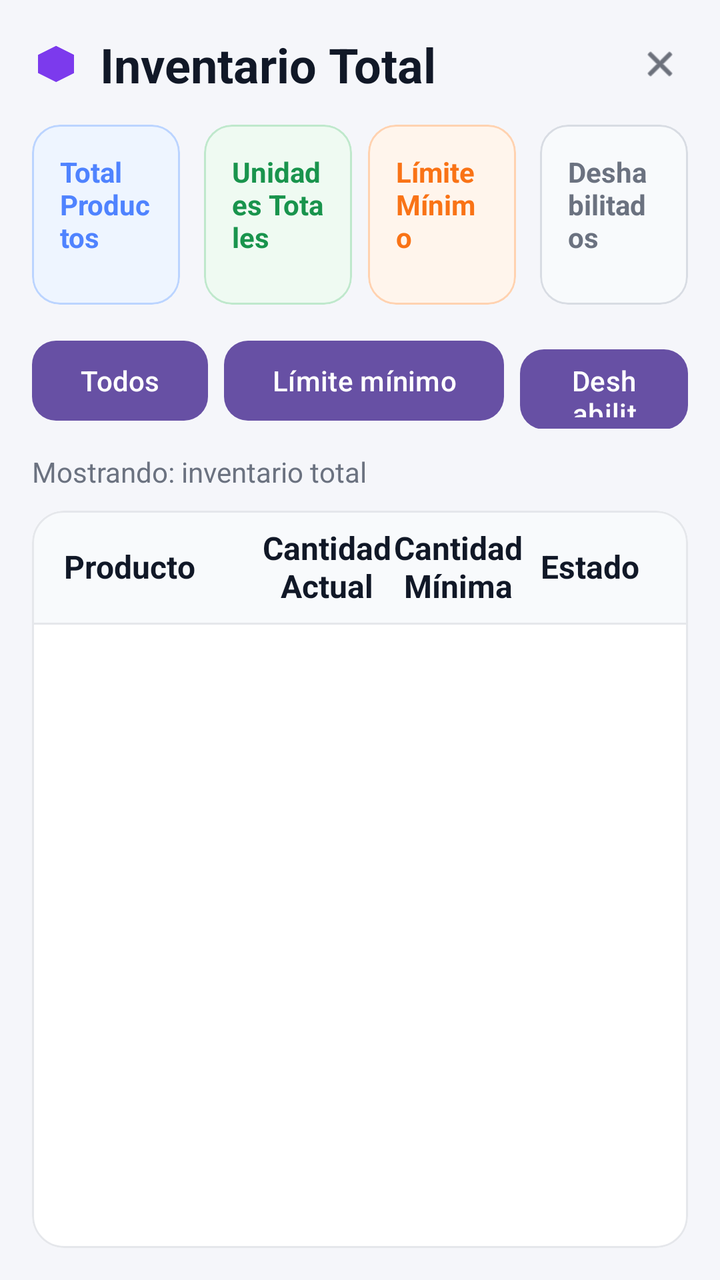
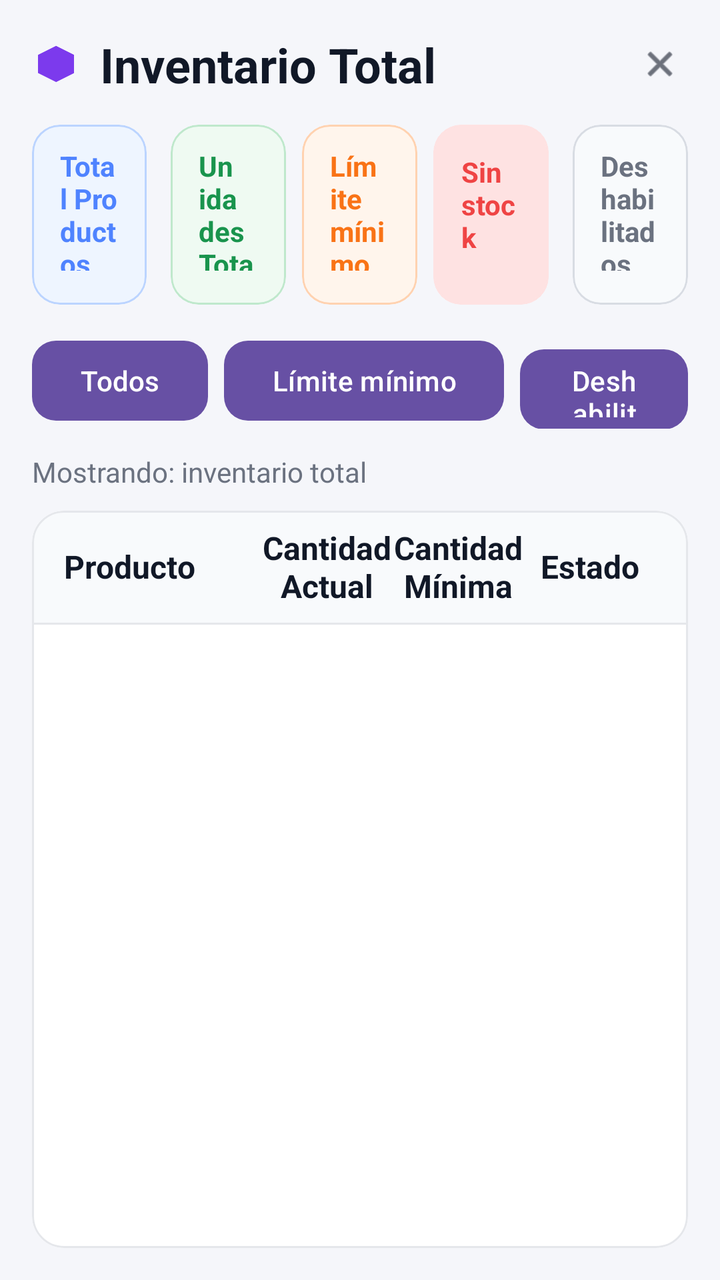

Before-and-after screenshots of an Android layout around one commit, followed by the original layout XML and the change that was made.
<!-- AndroidManifest.xml: application theme Theme.ControlAlmacen -->
<!-- res/layout/activity_inventario.xml -->
<?xml version="1.0" encoding="utf-8"?>
<LinearLayout xmlns:android="http://schemas.android.com/apk/res/android"
    xmlns:app="http://schemas.android.com/apk/res-auto"
    android:layout_width="match_parent"
    android:layout_height="match_parent"
    android:orientation="vertical"
    android:background="#F5F6FA"
    android:padding="16dp">

    
    <LinearLayout
        android:layout_width="match_parent"
        android:layout_height="wrap_content"
        android:orientation="horizontal"
        android:gravity="center_vertical"
        android:paddingBottom="14dp">

        <ImageView
            android:layout_width="24dp"
            android:layout_height="24dp"
            android:src="@drawable/ic_box"
            android:contentDescription="Inventario"
            app:tint="#7C3AED" />

        <TextView
            android:layout_width="0dp"
            android:layout_height="wrap_content"
            android:layout_weight="1"
            android:layout_marginStart="10dp"
            android:text="Inventario Total"
            android:textSize="24sp"
            android:textStyle="bold"
            android:textColor="#111827" />

        <ImageView
            android:id="@+id/btnCerrarInventario"
            android:layout_width="28dp"
            android:layout_height="28dp"
            android:src="@android:drawable/ic_menu_close_clear_cancel"
            android:padding="4dp"
            android:contentDescription="Cerrar"
            app:tint="#111827" />
    </LinearLayout>

    
    <LinearLayout
        android:layout_width="match_parent"
        android:layout_height="wrap_content"
        android:orientation="horizontal"
        android:weightSum="4"
        android:layout_marginBottom="14dp">

        <com.google.android.material.card.MaterialCardView
            android:layout_width="0dp"
            android:layout_height="90dp"
            android:layout_weight="1"
            android:layout_marginEnd="8dp"
            app:cardCornerRadius="14dp"
            app:cardElevation="0dp"
            app:strokeWidth="1dp"
            app:strokeColor="#BBD4FF"
            app:cardBackgroundColor="#EEF5FF">

            <LinearLayout
                android:layout_width="match_parent"
                android:layout_height="match_parent"
                android:orientation="vertical"
                android:gravity="center_vertical"
                android:padding="14dp">

                <TextView
                    android:layout_width="wrap_content"
                    android:layout_height="wrap_content"
                    android:text="Total Productos"
                    android:textStyle="bold"
                    android:textColor="#4F83FF"
                    android:textSize="14sp" />

                <TextView
                    android:id="@+id/tvTotalProductosValor"
                    android:layout_width="wrap_content"
                    android:layout_height="wrap_content"
                    android:layout_marginTop="6dp"
                    android:text="0"
                    android:textStyle="bold"
                    android:textSize="34sp"
                    android:textColor="#2563EB" />
            </LinearLayout>
        </com.google.android.material.card.MaterialCardView>

        <com.google.android.material.card.MaterialCardView
            android:layout_width="0dp"
            android:layout_height="90dp"
            android:layout_weight="1"
            android:layout_marginStart="4dp"
            android:layout_marginEnd="4dp"
            app:cardCornerRadius="14dp"
            app:cardElevation="0dp"
            app:strokeWidth="1dp"
            app:strokeColor="#BFE8CC"
            app:cardBackgroundColor="#EFFAF2">

            <LinearLayout
                android:layout_width="match_parent"
                android:layout_height="match_parent"
                android:orientation="vertical"
                android:gravity="center_vertical"
                android:padding="14dp">

                <TextView
                    android:layout_width="wrap_content"
                    android:layout_height="wrap_content"
                    android:text="Unidades Totales"
                    android:textStyle="bold"
                    android:textColor="#19944D"
                    android:textSize="14sp" />

                <TextView
                    android:id="@+id/tvUnidadesTotalesValor"
                    android:layout_width="wrap_content"
                    android:layout_height="wrap_content"
                    android:layout_marginTop="6dp"
                    android:text="0"
                    android:textStyle="bold"
                    android:textSize="34sp"
                    android:textColor="#16A34A" />
            </LinearLayout>
        </com.google.android.material.card.MaterialCardView>

        <com.google.android.material.card.MaterialCardView
            android:layout_width="0dp"
            android:layout_height="90dp"
            android:layout_weight="1"
            android:layout_marginStart="4dp"
            android:layout_marginEnd="4dp"
            app:cardCornerRadius="14dp"
            app:cardElevation="0dp"
            app:strokeWidth="1dp"
            app:strokeColor="#FFD2B0"
            app:cardBackgroundColor="#FFF5EC">

            <LinearLayout
                android:layout_width="match_parent"
                android:layout_height="match_parent"
                android:orientation="vertical"
                android:gravity="center_vertical"
                android:padding="14dp">

                <TextView
                    android:layout_width="wrap_content"
                    android:layout_height="wrap_content"
                    android:text="Límite Mínimo"
                    android:textStyle="bold"
                    android:textColor="#F97316"
                    android:textSize="14sp" />

                <TextView
                    android:id="@+id/tvLimiteMinimoValor"
                    android:layout_width="wrap_content"
                    android:layout_height="wrap_content"
                    android:layout_marginTop="6dp"
                    android:text="0"
                    android:textStyle="bold"
                    android:textSize="34sp"
                    android:textColor="#EA580C" />
            </LinearLayout>
        </com.google.android.material.card.MaterialCardView>

        <com.google.android.material.card.MaterialCardView
            android:layout_width="0dp"
            android:layout_height="90dp"
            android:layout_weight="1"
            android:layout_marginStart="8dp"
            app:cardCornerRadius="14dp"
            app:cardElevation="0dp"
            app:strokeWidth="1dp"
            app:strokeColor="#D8DCE3"
            app:cardBackgroundColor="#F8FAFC">

            <LinearLayout
                android:layout_width="match_parent"
                android:layout_height="match_parent"
                android:orientation="vertical"
                android:gravity="center_vertical"
                android:padding="14dp">

                <TextView
                    android:layout_width="wrap_content"
                    android:layout_height="wrap_content"
                    android:text="Deshabilitados"
                    android:textStyle="bold"
                    android:textColor="#6B7280"
                    android:textSize="14sp" />

                <TextView
                    android:id="@+id/tvDeshabilitadosValor"
                    android:layout_width="wrap_content"
                    android:layout_height="wrap_content"
                    android:layout_marginTop="6dp"
                    android:text="0"
                    android:textStyle="bold"
                    android:textSize="34sp"
                    android:textColor="#4B5563" />
            </LinearLayout>
        </com.google.android.material.card.MaterialCardView>
    </LinearLayout>

    
    <LinearLayout
        android:layout_width="match_parent"
        android:layout_height="wrap_content"
        android:orientation="horizontal"
        android:layout_marginBottom="12dp">

        <com.google.android.material.button.MaterialButton
            android:id="@+id/btnFiltroTodosInventario"
            android:layout_width="wrap_content"
            android:layout_height="48dp"
            android:text="Todos"
            android:textAllCaps="false"
            android:layout_marginEnd="8dp"
            app:cornerRadius="12dp" />

        <com.google.android.material.button.MaterialButton
            android:id="@+id/btnFiltroMinimoInventario"
            android:layout_width="wrap_content"
            android:layout_height="48dp"
            android:text="Límite mínimo"
            android:textAllCaps="false"
            android:layout_marginEnd="8dp"
            app:cornerRadius="12dp" />

        <com.google.android.material.button.MaterialButton
            android:id="@+id/btnFiltroDeshabilitadosInventario"
            android:layout_width="wrap_content"
            android:layout_height="48dp"
            android:text="Deshabilitados"
            android:textAllCaps="false"
            app:cornerRadius="12dp" />
    </LinearLayout>

    <TextView
        android:id="@+id/tvFiltroActualInventario"
        android:layout_width="match_parent"
        android:layout_height="wrap_content"
        android:text="Mostrando: inventario total"
        android:textSize="14sp"
        android:textColor="#6B7280"
        android:layout_marginBottom="10dp" />

    
    <com.google.android.material.card.MaterialCardView
        android:layout_width="match_parent"
        android:layout_height="0dp"
        android:layout_weight="1"
        app:cardCornerRadius="16dp"
        app:cardElevation="0dp"
        app:strokeWidth="1dp"
        app:strokeColor="#E5E7EB"
        app:cardBackgroundColor="#FFFFFF">

        <LinearLayout
            android:layout_width="match_parent"
            android:layout_height="match_parent"
            android:orientation="vertical">

            
            <LinearLayout
                android:layout_width="match_parent"
                android:layout_height="56dp"
                android:orientation="horizontal"
                android:gravity="center_vertical"
                android:paddingStart="16dp"
                android:paddingEnd="16dp"
                android:background="#F8FAFC">

                <TextView
                    android:layout_width="0dp"
                    android:layout_height="wrap_content"
                    android:layout_weight="3"
                    android:text="Producto"
                    android:textStyle="bold"
                    android:textSize="16sp"
                    android:textColor="#111827" />

                <TextView
                    android:layout_width="0dp"
                    android:layout_height="wrap_content"
                    android:layout_weight="2"
                    android:gravity="center"
                    android:text="Cantidad Actual"
                    android:textStyle="bold"
                    android:textSize="16sp"
                    android:textColor="#111827" />

                <TextView
                    android:layout_width="0dp"
                    android:layout_height="wrap_content"
                    android:layout_weight="2"
                    android:gravity="center"
                    android:text="Cantidad Mínima"
                    android:textStyle="bold"
                    android:textSize="16sp"
                    android:textColor="#111827" />

                <TextView
                    android:layout_width="0dp"
                    android:layout_height="wrap_content"
                    android:layout_weight="2"
                    android:gravity="center"
                    android:text="Estado"
                    android:textStyle="bold"
                    android:textSize="16sp"
                    android:textColor="#111827" />
            </LinearLayout>

            <View
                android:layout_width="match_parent"
                android:layout_height="1dp"
                android:background="#E5E7EB" />

            <androidx.recyclerview.widget.RecyclerView
                android:id="@+id/rvInventario"
                android:layout_width="match_parent"
                android:layout_height="0dp"
                android:layout_weight="1"
                android:clipToPadding="false"
                android:paddingBottom="10dp" />
        </LinearLayout>
    </com.google.android.material.card.MaterialCardView>

</LinearLayout>
<!-- resources referenced by this layout -->
<resources>
  <!-- drawable ic_box (drawable) -->
  <vector xmlns:android="http://schemas.android.com/apk/res/android"
      android:width="64dp"
      android:height="64dp"
      android:viewportWidth="24"
      android:viewportHeight="24">
  
      <path
          android:fillColor="#C58A5C"
          android:pathData="M3,7.5L12,3l9,4.5v9L12,21 3,16.5z"/>
  
      <path
          android:fillColor="#D9A074"
          android:pathData="M12,3v18l9,-4.5v-9z"/>
  
      <path
          android:fillColor="#B8764C"
          android:pathData="M3,7.5l9,4.5 9,-4.5L12,3z"/>
  
      <path
          android:fillColor="#8E5A3C"
          android:pathData="M10.8,5.2l2.4,1.2v3.2l-2.4,-1.2z"/>
  
      <path
          android:fillColor="#F3D7B6"
          android:pathData="M11.2,11.2l1.6,0.8v5.2l-1.6,-0.8z"/>
  </vector>
  <style name="Theme.ControlAlmacen" parent="Base.Theme.ControlAlmacen" />
  <style name="Base.Theme.ControlAlmacen" parent="Theme.Material3.DayNight.NoActionBar">
          
          
      </style>
</resources>

<!-- the commit's change to res/layout/activity_inventario.xml (unified diff, before → after) -->
@@ -19,7 +19,7 @@
             android:layout_width="24dp"
             android:layout_height="24dp"
             android:src="@drawable/ic_box"
-            android:contentDescription="Inventario"
+            android:contentDescription="@string/app_name"
             app:tint="#7C3AED" />
 
         <TextView
@@ -27,7 +27,7 @@
             android:layout_height="wrap_content"
             android:layout_weight="1"
             android:layout_marginStart="10dp"
-            android:text="Inventario Total"
+            android:text="@string/inventario_titulo"
             android:textSize="24sp"
             android:textStyle="bold"
             android:textColor="#111827" />
@@ -38,7 +38,7 @@
             android:layout_height="28dp"
             android:src="@android:drawable/ic_menu_close_clear_cancel"
             android:padding="4dp"
-            android:contentDescription="Cerrar"
+            android:contentDescription="@string/close_drawer"
             app:tint="#111827" />
     </LinearLayout>
 
@@ -47,7 +47,7 @@
         android:layout_width="match_parent"
         android:layout_height="wrap_content"
         android:orientation="horizontal"
-        android:weightSum="4"
+        android:weightSum="5"
         android:layout_marginBottom="14dp">
 
         <com.google.android.material.card.MaterialCardView
@@ -71,7 +71,7 @@
                 <TextView
                     android:layout_width="wrap_content"
                     android:layout_height="wrap_content"
-                    android:text="Total Productos"
+                    android:text="@string/total_productos"
                     android:textStyle="bold"
                     android:textColor="#4F83FF"
                     android:textSize="14sp" />
@@ -110,7 +110,7 @@
                 <TextView
                     android:layout_width="wrap_content"
                     android:layout_height="wrap_content"
-                    android:text="Unidades Totales"
+                    android:text="@string/unidades_totales"
                     android:textStyle="bold"
                     android:textColor="#19944D"
                     android:textSize="14sp" />
@@ -149,7 +149,7 @@
                 <TextView
                     android:layout_width="wrap_content"
                     android:layout_height="wrap_content"
-                    android:text="Límite Mínimo"
+                    android:text="@string/limite_minimo_label"
                     android:textStyle="bold"
                     android:textColor="#F97316"
                     android:textSize="14sp" />
@@ -163,6 +163,46 @@
                     android:textStyle="bold"
                     android:textSize="34sp"
                     android:textColor="#EA580C" />
+            </LinearLayout>
+        </com.google.android.material.card.MaterialCardView>
+
+        
+        <com.google.android.material.card.MaterialCardView
+            android:layout_width="0dp"
+            android:layout_height="90dp"
+            android:layout_weight="1"
+            android:layout_marginStart="4dp"
+            android:layout_marginEnd="4dp"
+            app:cardCornerRadius="14dp"
+            app:cardElevation="0dp"
+            app:strokeWidth="1dp"
+            app:strokeColor="#FEE2E2"
+            app:cardBackgroundColor="#FEE2E2">
+
+            <LinearLayout
+                android:layout_width="match_parent"
+                android:layout_height="match_parent"
+                android:orientation="vertical"
+                android:gravity="center_vertical"
+                android:padding="14dp">
+
+                <TextView
+                    android:layout_width="wrap_content"
+                    android:layout_height="wrap_content"
+                    android:text="@string/sin_stock_label"
+                    android:textStyle="bold"
+                    android:textColor="#EF4444"
+                    android:textSize="14sp" />
+
+                <TextView
+                    android:id="@+id/tvSinStockValor"
+                    android:layout_width="wrap_content"
+                    android:layout_height="wrap_content"
+                    android:layout_marginTop="6dp"
+                    android:text="0"
+                    android:textStyle="bold"
+                    android:textSize="34sp"
+                    android:textColor="#EF4444" />
             </LinearLayout>
         </com.google.android.material.card.MaterialCardView>
 
@@ -187,7 +227,7 @@
                 <TextView
                     android:layout_width="wrap_content"
                     android:layout_height="wrap_content"
-                    android:text="Deshabilitados"
+                    android:text="@string/deshabilitados_label"
                     android:textStyle="bold"
                     android:textColor="#6B7280"
                     android:textSize="14sp" />
@@ -216,7 +256,7 @@
             android:id="@+id/btnFiltroTodosInventario"
             android:layout_width="wrap_content"
             android:layout_height="48dp"
-            android:text="Todos"
+            android:text="@string/todos_label"
             android:textAllCaps="false"
             android:layout_marginEnd="8dp"
             app:cornerRadius="12dp" />
@@ -225,7 +265,7 @@
             android:id="@+id/btnFiltroMinimoInventario"
             android:layout_width="wrap_content"
             android:layout_height="48dp"
-            android:text="Límite mínimo"
+            android:text="@string/limite_minimo_label"
             android:textAllCaps="false"
             android:layout_marginEnd="8dp"
             app:cornerRadius="12dp" />
@@ -234,7 +274,7 @@
             android:id="@+id/btnFiltroDeshabilitadosInventario"
             android:layout_width="wrap_content"
             android:layout_height="48dp"
-            android:text="Deshabilitados"
+            android:text="@string/deshabilitados_label"
             android:textAllCaps="false"
             app:cornerRadius="12dp" />
     </LinearLayout>
@@ -243,7 +283,7 @@
         android:id="@+id/tvFiltroActualInventario"
         android:layout_width="match_parent"
         android:layout_height="wrap_content"
-        android:text="Mostrando: inventario total"
+        android:text="@string/mostrando_inventario_total"
         android:textSize="14sp"
         android:textColor="#6B7280"
         android:layout_marginBottom="10dp" />
@@ -278,7 +318,7 @@
                     android:layout_width="0dp"
                     android:layout_height="wrap_content"
                     android:layout_weight="3"
-                    android:text="Producto"
+                    android:text="@string/producto_label"
                     android:textStyle="bold"
                     android:textSize="16sp"
                     android:textColor="#111827" />
@@ -288,7 +328,7 @@
                     android:layout_height="wrap_content"
                     android:layout_weight="2"
                     android:gravity="center"
-                    android:text="Cantidad Actual"
+                    android:text="@string/cantidad_actual_label"
                     android:textStyle="bold"
                     android:textSize="16sp"
                     android:textColor="#111827" />
@@ -298,7 +338,7 @@
                     android:layout_height="wrap_content"
                     android:layout_weight="2"
                     android:gravity="center"
-                    android:text="Cantidad Mínima"
+                    android:text="@string/cantidad_minima_label"
                     android:textStyle="bold"
                     android:textSize="16sp"
                     android:textColor="#111827" />
@@ -308,7 +348,7 @@
                     android:layout_height="wrap_content"
                     android:layout_weight="2"
                     android:gravity="center"
-                    android:text="Estado"
+                    android:text="@string/estado_label"
                     android:textStyle="bold"
                     android:textSize="16sp"
                     android:textColor="#111827" />
<!-- resource entries referenced after the edit -->
@@ -27,6 +27,20 @@
           android:fillColor="#F3D7B6"
           android:pathData="M11.2,11.2l1.6,0.8v5.2l-1.6,-0.8z"/>
   </vector>
+  <string name="app_name">ControlAlmacen</string>
+  <string name="cantidad_actual_label">Cantidad Actual</string>
+  <string name="cantidad_minima_label">Cantidad Mínima</string>
+  <string name="close_drawer">Cerrar menú</string>
+  <string name="deshabilitados_label">Deshabilitados</string>
+  <string name="estado_label">Estado</string>
+  <string name="inventario_titulo">Inventario Total</string>
+  <string name="limite_minimo_label">Límite mínimo</string>
+  <string name="mostrando_inventario_total">Mostrando: inventario total</string>
+  <string name="producto_label">Producto</string>
+  <string name="sin_stock_label">Sin stock</string>
+  <string name="todos_label">Todos</string>
+  <string name="total_productos">Total Productos</string>
+  <string name="unidades_totales">Unidades Totales</string>
   <style name="Theme.ControlAlmacen" parent="Base.Theme.ControlAlmacen" />
   <style name="Base.Theme.ControlAlmacen" parent="Theme.Material3.DayNight.NoActionBar">
           
